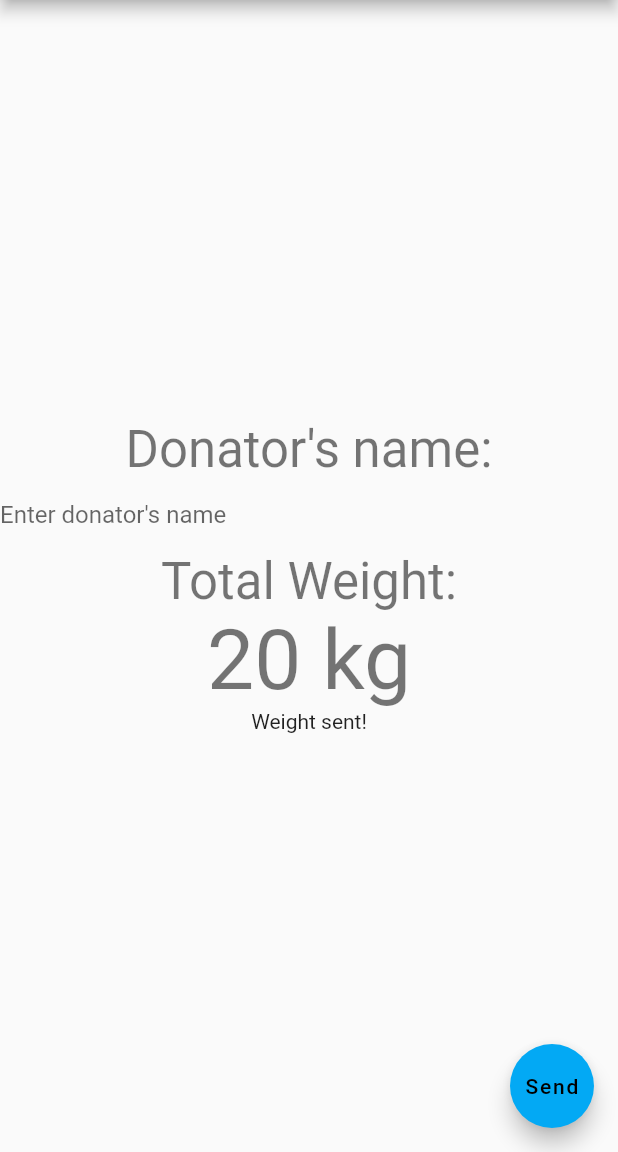
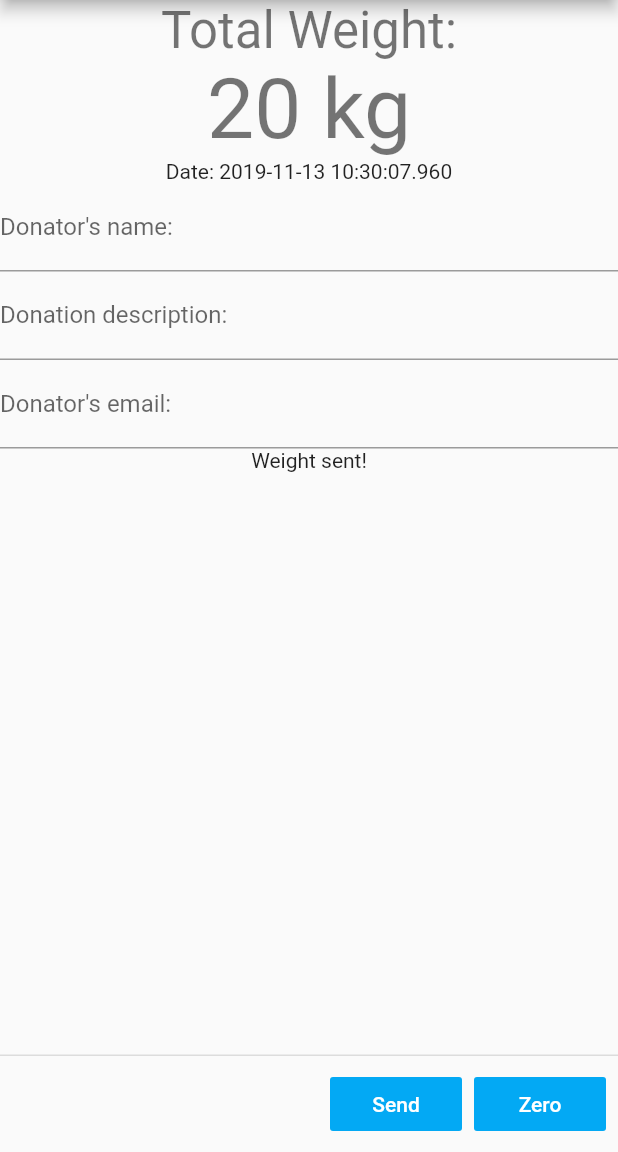
Before and after one commit to Opportunity-Hack-Sustaining/scale-for-good, a Flutter app: the screen it shows after launch, after a tap on "Send", on a phone screen of 412 x 824 dp, the part 84-1236 px from its top. Run offline on Flutter 3.47's test engine with Material 2 defaults, Android fonts, the phone set to English and light mode, and no system bars.

Commit message:
U: Added extra text fields and a new button to zero the weight.

```diff
--- a/scale_for_good/lib/Pages/Home/HomePage.dart
+++ b/scale_for_good/lib/Pages/Home/HomePage.dart
@@ -3,16 +3,6 @@ import 'dart:math';
 
 class HomePage extends StatefulWidget {
   HomePage({Key key, this.title}) : super(key: key);
-
-  // This widget is the home page of your application. It is stateful, meaning
-  // that it has a State object (defined below) that contains fields that affect
-  // how it looks.
-
-  // This class is the configuration for the state. It holds the values (in this
-  // case the title) provided by the parent (in this case the App widget) and
-  // used by the build method of the State. Fields in a Widget subclass are
-  // always marked "final".
-
   final String title;
 
   @override
@@ -21,65 +11,51 @@ class HomePage extends StatefulWidget {
 
 class _HomePageState extends State<HomePage> {
   int _weight = 0;
+  DateTime _dateTime = new DateTime.now();
   String _sentStatus = "";
   Random weightGenerator = Random();
+  String _donatorName;
+  String _donationDesc;
+  String _donatorEmail;
+  var donation = new List(5);
 
   void _sendWeight() {
     setState(() {
-      // This call to setState tells the Flutter framework that something has
-      // changed in this State, which causes it to rerun the build method below
-      // so that the display can reflect the updated values. If we changed
-      // _counter without calling setState(), then the build method would not be
-      // called again, and so nothing would appear to happen.
       _weight = weightGenerator.nextInt(50);
+      _dateTime = DateTime.now();
       _sentStatus = "Weight sent!";
+      _donatorName = "";
+      _donationDesc = "";
+      _donatorEmail = "";
     });
+  }
+
+  void _zeroWeight() {
+    setState(() {
+      _weight = 0;
+    });
+  }
+
+  getDonation() {
+    donation[0] = _weight;
+    donation[1] = _dateTime;
+    donation[2] = _donatorName;
+    donation[3] = _donationDesc;
+    donation[4] = _donatorEmail;
+    return donation;
   }
 
   @override
   Widget build(BuildContext context) {
-    // This method is rerun every time setState is called, for instance as done
-    // by the _incrementCounter method above.
-    //
-    // The Flutter framework has been optimized to make rerunning build methods
-    // fast, so that you can just rebuild anything that needs updating rather
-    // than having to individually change instances of widgets.
+
     return Scaffold(
       appBar: AppBar(
-        // Here we take the value from the MyHomePage object that was created by
-        // the App.build method, and use it to set our appbar title.
         title: Text(widget.title),
       ),
       body: Center(
-        // Center is a layout widget. It takes a single child and positions it
-        // in the middle of the parent.
         child: Column(
-          // Column is also a layout widget. It takes a list of children and
-          // arranges them vertically. By default, it sizes itself to fit its
-          // children horizontally, and tries to be as tall as its parent.
-          //
-          // Invoke "debug painting" (press "p" in the console, choose the
-          // "Toggle Debug Paint" action from the Flutter Inspector in Android
-          // Studio, or the "Toggle Debug Paint" command in Visual Studio Code)
-          // to see the wireframe for each widget.
-          //
-          // Column has various properties to control how it sizes itself and
-          // how it positions its children. Here we use mainAxisAlignment to
-          // center the children vertically; the main axis here is the vertical
-          // axis because Columns are vertical (the cross axis would be
-          // horizontal).
-          mainAxisAlignment: MainAxisAlignment.center,
+          mainAxisAlignment: MainAxisAlignment.start,
           children: <Widget>[
-            Text(
-              "Donator's name:",
-              style: Theme.of(context).textTheme.display1,
-            ),
-            TextField(
-              decoration: InputDecoration(
-                  border: InputBorder.none,
-                  hintText: "Enter donator's name"
-              ),
-            ),
             Text(
               'Total Weight:',
               style: Theme.of(context).textTheme.display1,
@@ -89,16 +65,53 @@ class _HomePageState extends State<HomePage> {
               style: Theme.of(context).textTheme.display3,
             ),
             Text(
+              'Date: ' + '$_dateTime',
+              //style: Theme.of(context).textTheme.display1
+            ),
+            TextField(
+              decoration: InputDecoration(
+                labelText: "Donator's name:",
+              ),
+              onChanged: (text){
+                _donatorName = text;
+              },
+            ),
+            TextField(
+              decoration: InputDecoration(
+                labelText: "Donation description:",
+              ),
+              onChanged: (text){
+                _donationDesc = text;
+              },
+            ),
+            TextField(
+              decoration: InputDecoration(
+                labelText: "Donator's email:",
+              ),
+              onChanged: (text){
+                _donatorEmail = text;
+              }
+            ),
+            Text(
               '$_sentStatus',
             ),
           ],
         ),
       ),
-      floatingActionButton: FloatingActionButton(
-        onPressed: _sendWeight,
-        tooltip: 'Send weight',
-        child: Text("Send"),
-      ), // This trailing comma makes auto-formatting nicer for build methods.
+      persistentFooterButtons: <Widget>[
+        FlatButton(
+          color: Colors.lightBlue,
+          textColor: Colors.white,
+          onPressed: _sendWeight,
+          child: Text("Send"),
+        ),
+        FlatButton(
+          color: Colors.lightBlue,
+          textColor: Colors.white,
+          onPressed: _zeroWeight,
+          child: Text("Zero"),
+        )
+      ],
     );
   }
 }
```
